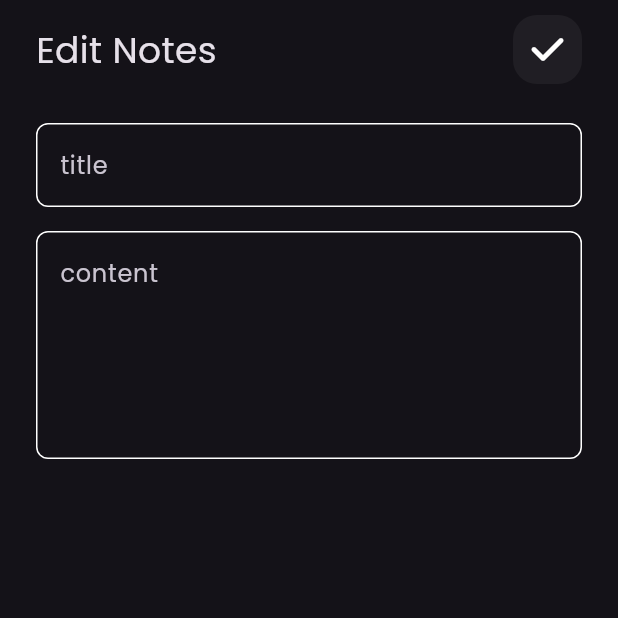
After one commit to SABAHMOHAMEDD/note_app, a Flutter app: the screen it shows after launch, after a tap on "Flutter tips", on a phone screen of 412 x 824 dp, the top half of it. The commit adds this screen. Run offline on Flutter 3.47's test engine with Material 2 defaults, Android fonts, the phone set to English and light mode, and no system bars; our stand-ins replace font_awesome_flutter.

Commit message:
edit notes view done

```diff
--- /dev/null
+++ b/lib/views/edit_notes_view.dart
@@ -0,0 +1,15 @@
+import 'package:flutter/material.dart';
+
+import '../widgets/edit_notes_view_body.dart';
+
+class EditNotesView extends StatelessWidget {
+
+  @override
+  Widget build(BuildContext context) {
+    return const SafeArea(
+      child: Scaffold(
+        body: EditNotesViewBody(),
+      ),
+    );
+  }
+}
--- a/lib/widgets/custom_app_bar.dart
+++ b/lib/widgets/custom_app_bar.dart
@@ -3,18 +3,22 @@ import 'package:flutter/material.dart';
 import 'custom_search_Icon.dart';
 
 class CustomAppBar extends StatelessWidget {
-  const CustomAppBar({Key? key}) : super(key: key);
-
+  const CustomAppBar({Key? key, required this.title, required this.icon})
+      : super(key: key);
+  final String title;
+  final IconData icon;
   @override
   Widget build(BuildContext context) {
-    return const Row(
+    return Row(
       children: [
         Text(
-          'Notes',
-          style: TextStyle(fontSize: 24),
+          title,
+          style: const TextStyle(fontSize: 24),
         ),
-        Spacer(),
-        CustomSearchIcon()
+        const Spacer(),
+        CustomSearchIcon(
+          icon: icon,
+        )
       ],
     );
   }
--- a/lib/widgets/custom_search_Icon.dart
+++ b/lib/widgets/custom_search_Icon.dart
@@ -1,8 +1,8 @@
 import 'package:flutter/material.dart';
 
 class CustomSearchIcon extends StatelessWidget {
-  const CustomSearchIcon({Key? key}) : super(key: key);
-
+  const CustomSearchIcon({Key? key, required this.icon}) : super(key: key);
+final IconData icon;
   @override
   Widget build(BuildContext context) {
     return Container(
@@ -11,8 +11,8 @@ class CustomSearchIcon extends StatelessWidget {
       decoration: BoxDecoration(
           borderRadius: BorderRadius.circular(16),
           color: Colors.white.withOpacity(0.05)),
-      child: const Center(
-        child: Icon(Icons.search),
+      child:  Center(
+        child: Icon(icon),
       ),
     );
   }
--- /dev/null
+++ b/lib/widgets/edit_notes_view_body.dart
@@ -0,0 +1,35 @@
+import 'package:flutter/material.dart';
+import 'package:font_awesome_flutter/font_awesome_flutter.dart';
+import 'package:note_app/widgets/custom_app_bar.dart';
+import 'package:note_app/widgets/custom_text_field.dart';
+
+class EditNotesViewBody extends StatelessWidget {
+  const EditNotesViewBody({super.key});
+
+  @override
+  Widget build(BuildContext context) {
+    return const Padding(
+      padding: EdgeInsets.symmetric(horizontal: 24),
+
+      child: Column(
+
+        children: [
+          SizedBox(
+            height: 10,
+          ),
+          CustomAppBar(title: 'Edit Notes', icon: FontAwesomeIcons.check,),
+          SizedBox(
+            height: 26,
+          ),
+          CustomTextField(hintText: 'title'),
+          SizedBox(
+            height: 16,
+          ),
+
+          CustomTextField(hintText: 'content',maxLines: 5,),
+
+        ],
+      ),
+    );
+  }
+}
--- a/lib/widgets/notes_list_view.dart
+++ b/lib/widgets/notes_list_view.dart
@@ -1,4 +1,5 @@
 import 'package:flutter/material.dart';
+import 'package:note_app/views/edit_notes_view.dart';
 
 import 'note_item.dart';
 
@@ -13,7 +14,14 @@ class NotesListView extends StatelessWidget {
           padding: EdgeInsets.zero,
           itemCount: 5,
           itemBuilder: (context, int index) {
-            return const NoteItem();
+            return GestureDetector(
+                onTap: (){
+
+                  Navigator.push(context,MaterialPageRoute(builder: (context){
+                    return EditNotesView();
+                  }));
+                },
+                child: const NoteItem());
           }),
     );
   }
--- a/lib/widgets/notes_view_body.dart
+++ b/lib/widgets/notes_view_body.dart
@@ -1,4 +1,5 @@
 import 'package:flutter/material.dart';
+import 'package:font_awesome_flutter/font_awesome_flutter.dart';
 
 import 'custom_app_bar.dart';
 import 'notes_list_view.dart';
@@ -16,7 +17,7 @@ class NotesViewBody extends StatelessWidget {
           SizedBox(
             height: 10,
           ),
-          CustomAppBar(),
+          CustomAppBar(title: 'Notes', icon: FontAwesomeIcons.search,),
           Expanded(child: NotesListView())
         ],
       ),
```
